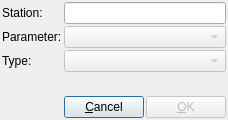
Before: the Qt Designer form src/hqc/ts_add.ui in metno/kvhqc, drawn with Qt 5.
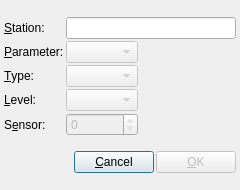
After: the same form once the commit is applied.

Commit message: added VectorModel::setValues; use SensorChooser in TimeSeriesAdd

The edit to the form file:
```diff
--- a/src/hqc/ts_add.ui
+++ b/src/hqc/ts_add.ui
@@ -6,8 +6,8 @@
    <rect>
     <x>0</x>
     <y>0</y>
-    <width>228</width>
-    <height>120</height>
+    <width>240</width>
+    <height>190</height>
    </rect>
   </property>
   <property name="windowTitle">
@@ -18,61 +18,114 @@
     <number>2</number>
    </property>
    <property name="margin">
-    <number>2</number>
+    <number>4</number>
    </property>
    <item>
-    <layout class="QFormLayout" name="formLayout">
-     <property name="fieldGrowthPolicy">
-      <enum>QFormLayout::AllNonFixedFieldsGrow</enum>
-     </property>
-     <property name="horizontalSpacing">
-      <number>2</number>
-     </property>
-     <property name="verticalSpacing">
-      <number>2</number>
-     </property>
-     <item row="0" column="0">
-      <widget class="QLabel" name="labelStation">
-       <property name="text">
-        <string>Station:</string>
-       </property>
-      </widget>
-     </item>
-     <item row="0" column="1">
-      <widget class="QLineEdit" name="textStation"/>
-     </item>
-     <item row="3" column="0">
+    <layout class="QGridLayout" name="gridLayout">
+     <item row="1" column="0">
       <widget class="QLabel" name="labelParam">
        <property name="text">
-        <string>Parameter:</string>
+        <string>&amp;Parameter:</string>
+       </property>
+       <property name="buddy">
+        <cstring>comboParam</cstring>
        </property>
       </widget>
      </item>
-     <item row="3" column="1">
+     <item row="1" column="1">
       <widget class="QComboBox" name="comboParam">
        <property name="enabled">
         <bool>false</bool>
        </property>
       </widget>
      </item>
-     <item row="4" column="0">
+     <item row="1" column="2">
+      <spacer name="horizontalSpacer_2">
+       <property name="orientation">
+        <enum>Qt::Horizontal</enum>
+       </property>
+       <property name="sizeHint" stdset="0">
+        <size>
+         <width>118</width>
+         <height>20</height>
+        </size>
+       </property>
+      </spacer>
+     </item>
+     <item row="0" column="1" colspan="2">
+      <widget class="QLineEdit" name="textStation"/>
+     </item>
+     <item row="0" column="0">
+      <widget class="QLabel" name="labelStation">
+       <property name="text">
+        <string>&amp;Station:</string>
+       </property>
+       <property name="buddy">
+        <cstring>textStation</cstring>
+       </property>
+      </widget>
+     </item>
+     <item row="2" column="0">
       <widget class="QLabel" name="labelType">
        <property name="text">
-        <string>Type:</string>
+        <string>&amp;Type:</string>
+       </property>
+       <property name="buddy">
+        <cstring>comboType</cstring>
+       </property>
+      </widget>
+     </item>
+     <item row="4" column="0">
+      <widget class="QLabel" name="labelSensorNumber">
+       <property name="text">
+        <string>S&amp;ensor:</string>
+       </property>
+       <property name="buddy">
+        <cstring>spinSensorNr</cstring>
        </property>
       </widget>
      </item>
      <item row="4" column="1">
+      <widget class="QSpinBox" name="spinSensorNr">
+       <property name="enabled">
+        <bool>false</bool>
+       </property>
+       <property name="maximum">
+        <number>0</number>
+       </property>
+      </widget>
+     </item>
+     <item row="2" column="1">
       <widget class="QComboBox" name="comboType">
        <property name="enabled">
         <bool>false</bool>
        </property>
       </widget>
      </item>
+     <item row="3" column="0">
+      <widget class="QLabel" name="labelLevel">
+       <property name="text">
+        <string>&amp;Level:</string>
+       </property>
+       <property name="buddy">
+        <cstring>comboLevel</cstring>
+       </property>
+      </widget>
+     </item>
+     <item row="3" column="1">
+      <widget class="QComboBox" name="comboLevel">
+       <property name="enabled">
+        <bool>false</bool>
+       </property>
+      </widget>
+     </item>
     </layout>
    </item>
    <item>
     <layout class="QHBoxLayout" name="horizontalLayout_3">
+     <property name="spacing">
+      <number>2</number>
+     </property>
      <item>
       <spacer name="horizontalSpacer">
        <property name="orientation">
```
Left out of the diff: 32 changed lines with no effect on the pictures. The commit also changes 12 other files.
